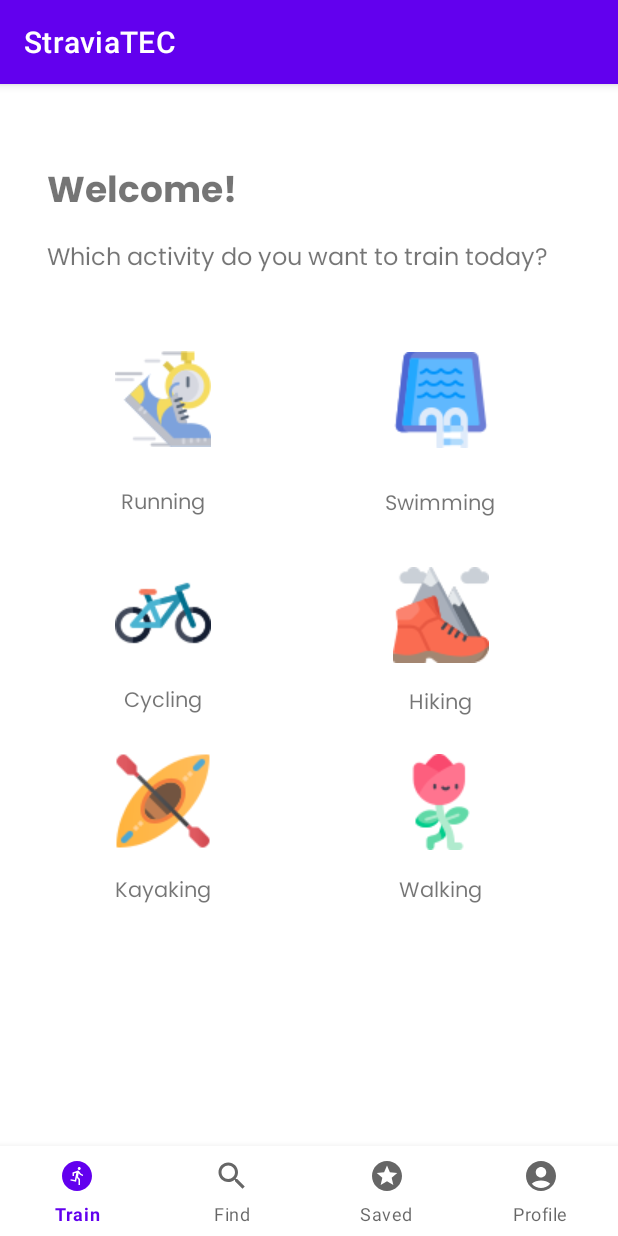
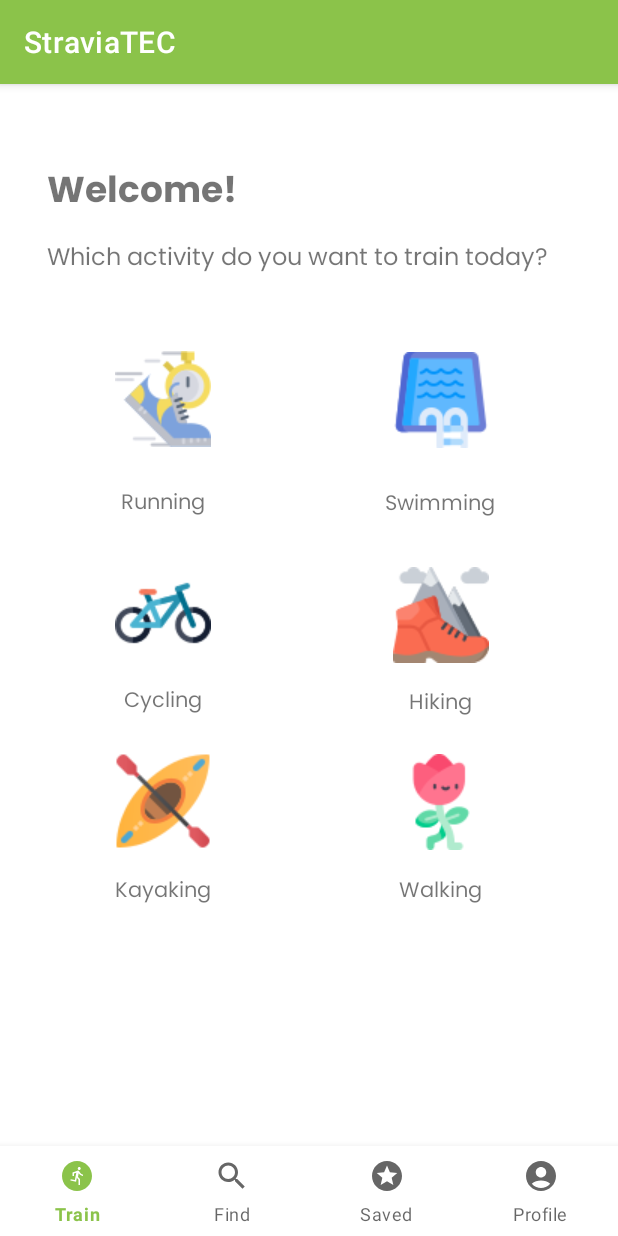
Before and after one commit to MAU143429/StraviaTEC-CE-3101, an Android app: the screen it shows after launch (MainActivity), on a phone screen of 412 x 824 dp. Run offline under Robolectric (Android 15) with nearby library versions, the phone set to English and light mode, and no system bars.

Commit message:
[Update] Change theme colors

```diff
--- a/StraviaMobileApp/app/src/main/res/values-night/themes.xml
+++ b/StraviaMobileApp/app/src/main/res/values-night/themes.xml
@@ -2,15 +2,16 @@
     <!-- Base application theme. -->
     <style name="Theme.StraviaMobileApp" parent="Theme.MaterialComponents.DayNight.DarkActionBar">
         <!-- Primary brand color. -->
-        <item name="colorPrimary">@color/purple_200</item>
-        <item name="colorPrimaryVariant">@color/purple_700</item>
+        <item name="colorPrimary">#8BC34A</item>
+        <item name="colorPrimaryVariant">#FF9800</item>
         <item name="colorOnPrimary">@color/black</item>
         <!-- Secondary brand color. -->
-        <item name="colorSecondary">@color/teal_200</item>
-        <item name="colorSecondaryVariant">@color/teal_200</item>
+        <item name="colorSecondary">#8BC34A</item>
+        <item name="colorSecondaryVariant">#00BCD4</item>
         <item name="colorOnSecondary">@color/black</item>
         <!-- Status bar color. -->
         <item name="android:statusBarColor" tools:targetApi="l">?attr/colorPrimaryVariant</item>
         <!-- Customize your theme here. -->
+        <item name="android:windowNoTitle">true</item>
     </style>
 </resources>
--- a/StraviaMobileApp/app/src/main/res/values/themes.xml
+++ b/StraviaMobileApp/app/src/main/res/values/themes.xml
@@ -1,13 +1,14 @@
 <resources xmlns:tools="http://schemas.android.com/tools">
     <!-- Base application theme. -->
     <style name="Theme.StraviaMobileApp" parent="Theme.MaterialComponents.DayNight.DarkActionBar">
+        <item name="android:windowNoTitle">true</item>
         <!-- Primary brand color. -->
-        <item name="colorPrimary">@color/purple_500</item>
-        <item name="colorPrimaryVariant">@color/purple_700</item>
+        <item name="colorPrimary">#8BC34A</item>
+        <item name="colorPrimaryVariant">#FF9800</item>
         <item name="colorOnPrimary">@color/white</item>
         <!-- Secondary brand color. -->
-        <item name="colorSecondary">@color/teal_200</item>
-        <item name="colorSecondaryVariant">@color/teal_700</item>
+        <item name="colorSecondary">#8BC34A</item>
+        <item name="colorSecondaryVariant">#00BCD4</item>
         <item name="colorOnSecondary">@color/black</item>
         <!-- Status bar color. -->
         <item name="android:statusBarColor" tools:targetApi="l">?attr/colorPrimaryVariant</item>
```
